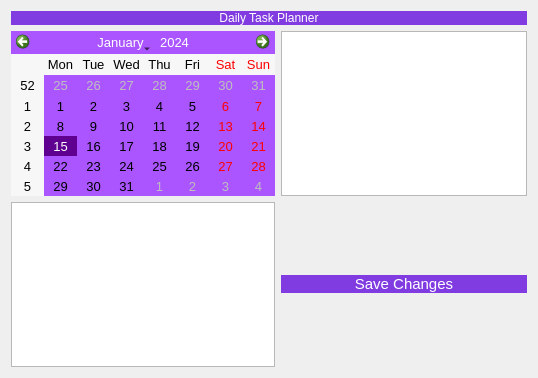
Above: view/uifiles/kalender.ui from saraalsheikh/GoalDigger before the change. Below: the same form after it.
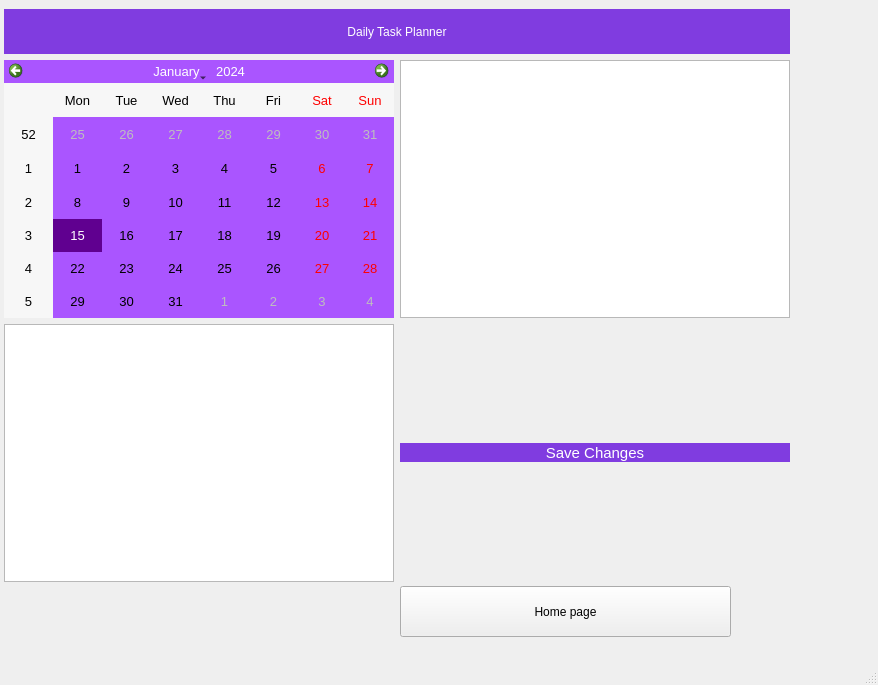
That is the form after the change.

Commit message: Merged main with my branch

The edit to the form file:
```diff
--- a/view/uifiles/kalender.ui
+++ b/view/uifiles/kalender.ui
@@ -1,37 +1,48 @@
 <?xml version="1.0" encoding="UTF-8"?>
 <ui version="4.0">
- <class>Form</class>
- <widget class="QWidget" name="Form">
+ <class>calender_window</class>
+ <widget class="QMainWindow" name="calender_window">
   <property name="geometry">
    <rect>
     <x>0</x>
     <y>0</y>
-    <width>538</width>
-    <height>378</height>
+    <width>878</width>
+    <height>685</height>
    </rect>
   </property>
   <property name="windowTitle">
    <string>Form</string>
   </property>
-  <layout class="QGridLayout" name="gridLayout">
-   <item row="1" column="0">
-    <widget class="QCalendarWidget" name="dsip_kalender">
+  <widget class="QWidget" name="centralwidget">
+   <widget class="QPushButton" name="btn_savechanges">
+    <property name="geometry">
+     <rect>
+      <x>400</x>
+      <y>443</y>
+      <width>390</width>
+      <height>19</height>
+     </rect>
+    </property>
      <property name="styleSheet">
-      <string notr="true">selection-background-color: rgb(96, 0, 144);
-border-left-color: rgb(170, 85, 255);
-background-color: rgb(170, 85, 255);
-font: 10pt;</string>
-     </property>
-    </widget>
-   </item>
-   <item row="1" column="1">
-    <widget class="QListWidget" name="listWidget"/>
-   </item>
-   <item row="2" column="0">
-    <widget class="QTextEdit" name="textEdit"/>
-   </item>
-   <item row="0" column="0" colspan="2">
+     <string notr="true">border-radius:10px;
+color: white;
+font:11pt;
+background-color: rgb(128, 60, 224);
+</string>
+    </property>
+    <property name="text">
+     <string>Save Changes</string>
+    </property>
+   </widget>
     <widget class="QLabel" name="label">
+    <property name="geometry">
+     <rect>
+      <x>4</x>
+      <y>9</y>
+      <width>786</width>
+      <height>45</height>
+     </rect>
+    </property>
      <property name="styleSheet">
       <string notr="true">
 font: 24pt &quot;Comic Sans MS&quot;;
@@ -45,22 +56,67 @@
       <set>Qt::AlignCenter</set>
      </property>
     </widget>
-   </item>
-   <item row="2" column="1">
-    <widget class="QPushButton" name="btn_savechanges">
+   <widget class="QCalendarWidget" name="dsip_kalender">
+    <property name="geometry">
+     <rect>
+      <x>4</x>
+      <y>60</y>
+      <width>390</width>
+      <height>258</height>
+     </rect>
+    </property>
      <property name="styleSheet">
-      <string notr="true">border-radius:10px;
-color: white;
-font:11pt;
-background-color: rgb(128, 60, 224);
-</string>
+     <string notr="true">selection-background-color: rgb(96, 0, 144);
+border-left-color: rgb(170, 85, 255);
+background-color: rgb(170, 85, 255);
+font: 10pt;</string>
+    </property>
+   </widget>
+   <widget class="QTextEdit" name="textEdit">
+    <property name="geometry">
+     <rect>
+      <x>4</x>
+      <y>324</y>
+      <width>390</width>
+      <height>258</height>
+     </rect>
+    </property>
+   </widget>
+   <widget class="QListWidget" name="listWidget">
+    <property name="geometry">
+     <rect>
+      <x>400</x>
+      <y>60</y>
+      <width>390</width>
+      <height>258</height>
+     </rect>
+    </property>
+   </widget>
+   <widget class="QPushButton" name="btn_home_page">
+    <property name="geometry">
+     <rect>
+      <x>400</x>
+      <y>586</y>
+      <width>331</width>
+      <height>51</height>
+     </rect>
      </property>
      <property name="text">
-      <string>Save Changes</string>
-     </property>
-    </widget>
-   </item>
-  </layout>
+     <string>Home page</string>
+    </property>
+   </widget>
+  </widget>
+  <widget class="QMenuBar" name="menubar">
+   <property name="geometry">
+    <rect>
+     <x>0</x>
+     <y>0</y>
+     <width>878</width>
+     <height>21</height>
+    </rect>
+   </property>
+  </widget>
+  <widget class="QStatusBar" name="statusbar"/>
  </widget>
  <resources/>
  <connections/>
```
Left out of the diff: 2 changed lines with no effect on the pictures. Lines whose indentation alone changed are shown as unchanged. The commit also changes 55 other files.
